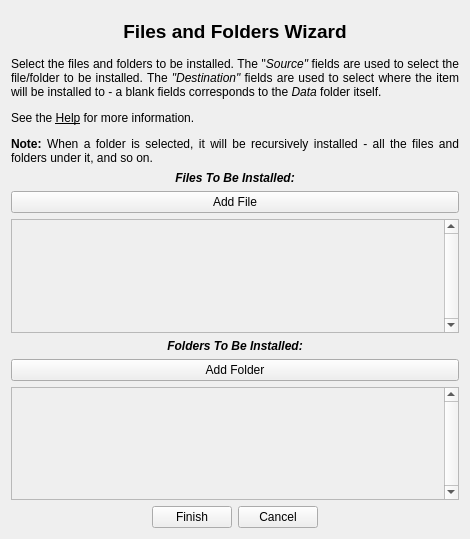
Above: resources/templates/wizard_files_01.ui from GandaG/fomod-designer before the change. Below: the same form after it.
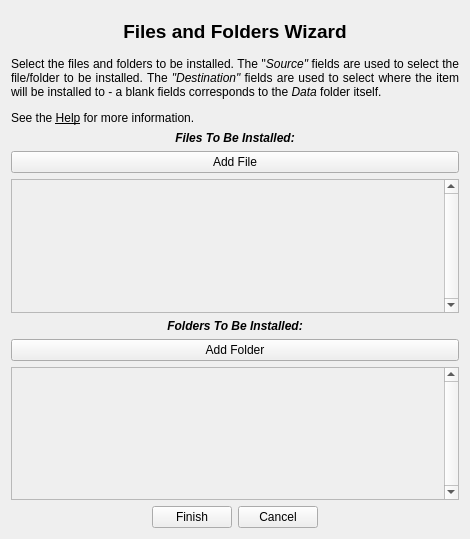
That is the form after the change.

Commit message: Updated files wizard. Added item template to files wizard.

Patch:
```diff
--- a/resources/templates/wizard_files_01.ui
+++ b/resources/templates/wizard_files_01.ui
@@ -48,7 +48,7 @@
      <item>
       <widget class="QLabel" name="label">
        <property name="text">
-        <string>&lt;html&gt;&lt;head/&gt;&lt;body&gt;&lt;p align=&quot;justify&quot;&gt;Select the files and folders to be installed. The &amp;quot;&lt;span style=&quot; font-style:italic;&quot;&gt;Source&amp;quot;&lt;/span&gt; fields are used to select the file/folder to be installed. The &lt;span style=&quot; font-style:italic;&quot;&gt;&amp;quot;Destination&amp;quot;&lt;/span&gt; fields are used to select where the item will be installed to - a blank fields corresponds to the &lt;span style=&quot; font-style:italic;&quot;&gt;Data&lt;/span&gt; folder itself.&lt;/p&gt;&lt;p align=&quot;justify&quot;&gt;See the &lt;span style=&quot; text-decoration: underline;&quot;&gt;Help&lt;/span&gt; for more information.&lt;/p&gt;&lt;p align=&quot;justify&quot;&gt;&lt;span style=&quot; font-weight:600;&quot;&gt;Note:&lt;/span&gt; When a folder is selected, it will be recursively installed - all the files and folders under it, and so on.&lt;/p&gt;&lt;/body&gt;&lt;/html&gt;</string>
+        <string>&lt;html&gt;&lt;head/&gt;&lt;body&gt;&lt;p align=&quot;justify&quot;&gt;Select the files and folders to be installed. The &amp;quot;&lt;span style=&quot; font-style:italic;&quot;&gt;Source&amp;quot;&lt;/span&gt; fields are used to select the file/folder to be installed. The &lt;span style=&quot; font-style:italic;&quot;&gt;&amp;quot;Destination&amp;quot;&lt;/span&gt; fields are used to select where the item will be installed to - a blank fields corresponds to the &lt;span style=&quot; font-style:italic;&quot;&gt;Data&lt;/span&gt; folder itself.&lt;/p&gt;&lt;p align=&quot;justify&quot;&gt;See the &lt;span style=&quot; text-decoration: underline;&quot;&gt;Help&lt;/span&gt; for more information.&lt;/p&gt;&lt;/body&gt;&lt;/html&gt;</string>
        </property>
        <property name="textFormat">
         <enum>Qt::AutoText</enum>
@@ -105,18 +105,18 @@
           <x>0</x>
           <y>0</y>
           <width>431</width>
-          <height>106</height>
+          <height>125</height>
          </rect>
         </property>
         <layout class="QVBoxLayout" name="layout_file">
          <property name="leftMargin">
-          <number>0</number>
+          <number>3</number>
          </property>
          <property name="topMargin">
           <number>0</number>
          </property>
          <property name="rightMargin">
-          <number>0</number>
+          <number>3</number>
          </property>
          <property name="bottomMargin">
           <number>0</number>
@@ -176,18 +176,18 @@
           <x>0</x>
           <y>0</y>
           <width>431</width>
-          <height>106</height>
+          <height>125</height>
          </rect>
         </property>
         <layout class="QVBoxLayout" name="layout_folder">
          <property name="leftMargin">
-          <number>0</number>
+          <number>3</number>
          </property>
          <property name="topMargin">
           <number>0</number>
          </property>
          <property name="rightMargin">
-          <number>0</number>
+          <number>3</number>
          </property>
          <property name="bottomMargin">
           <number>0</number>
```
The commit also changes 2 other files.
